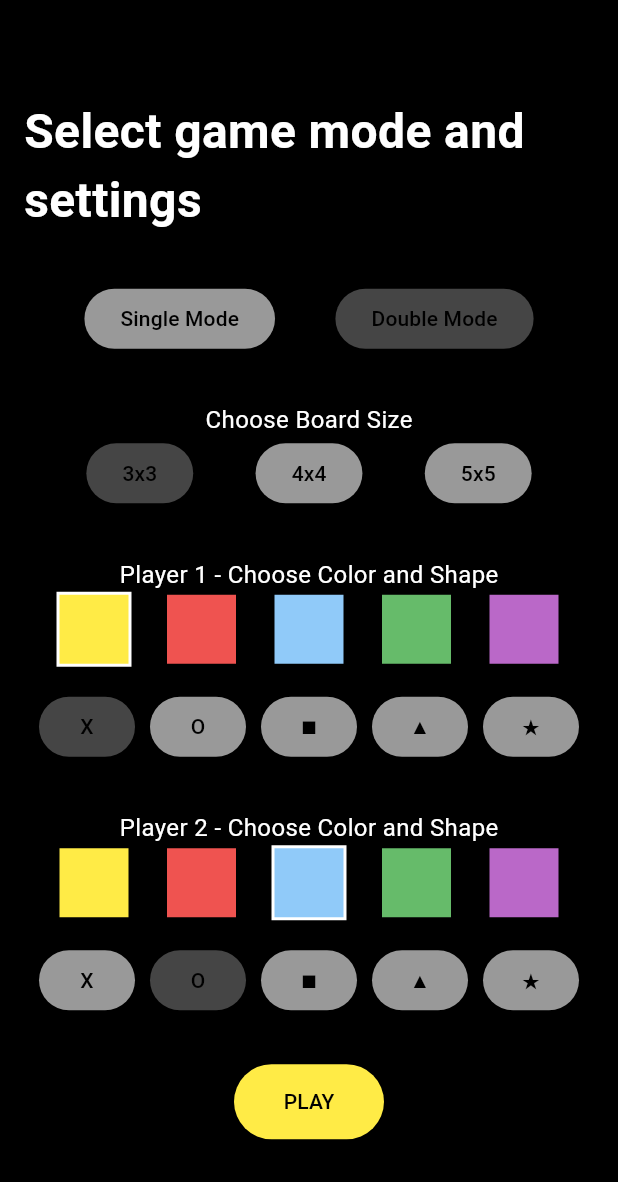
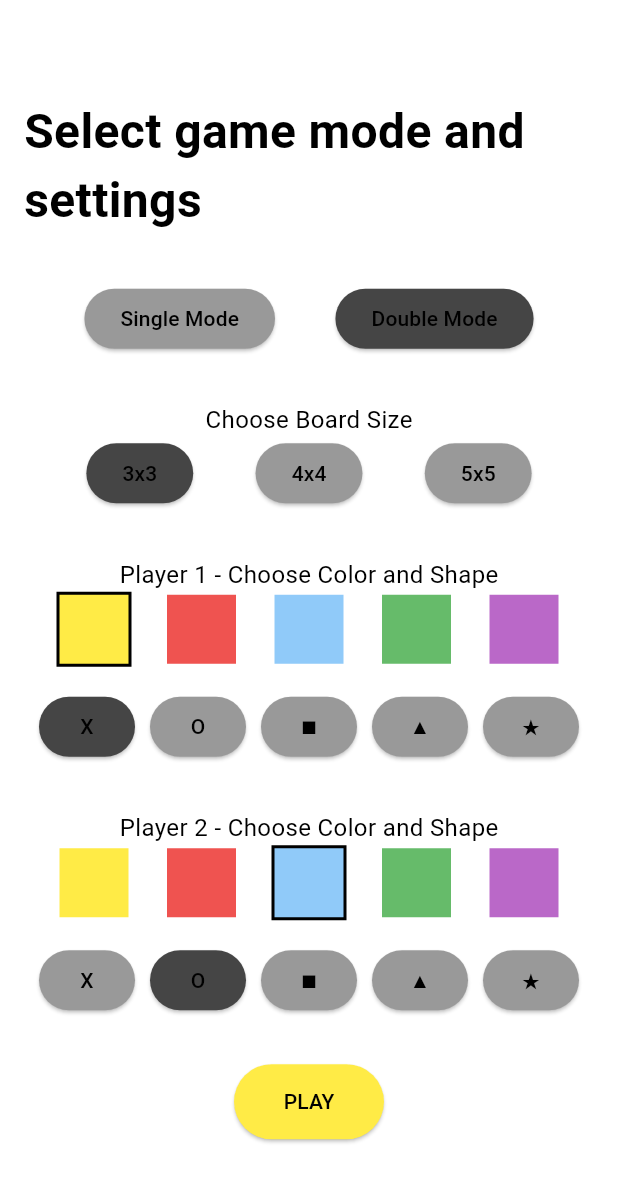
Before and after one commit to Klaudiaamarzec/Programowanie-Interfejsow-Mobilnych, a Flutter app: the screen it shows after launch, after a tap on "Double Mode", on a phone screen of 412 x 824 dp. Shown: the top 1182 px of the screen. Run offline on Flutter 3.47's test engine with Material 3 defaults, Android fonts, the phone set to English and light mode, and no system bars; Roboto replaces fonts that are missing (Default).

Commit message:
Repair UI

```diff
--- a/flutter_tictactoe/lib/StartScreen.dart
+++ b/flutter_tictactoe/lib/StartScreen.dart
@@ -44,7 +44,7 @@ class _StartScreenState extends State<StartScreen> {
   @override
   Widget build(BuildContext context) {
     return Scaffold(
-      backgroundColor: AppColors.backgroundColor,
+      backgroundColor: Theme.of(context).colorScheme.background,
       body: Center(
         child: Padding(
           padding: const EdgeInsets.all(16.0),
@@ -54,7 +54,7 @@ class _StartScreenState extends State<StartScreen> {
             children: [
               Text(
                 "Select game mode and settings",
-                style: AppTypography.headlineLarge.copyWith(color: AppColors.textColor),
+                style: AppTypography.headlineLarge.copyWith(color: Theme.of(context).colorScheme.onBackground),
                 textAlign: TextAlign.left,
               ),
               const SizedBox(height: 32),
@@ -67,7 +67,7 @@ class _StartScreenState extends State<StartScreen> {
                     onPressed: () => setState(() => selectedMode = GameMode.SINGLE_MODE),
                     style: ElevatedButton.styleFrom(
                       backgroundColor: selectedMode == GameMode.SINGLE_MODE ? AppColors.gray : AppColors.lightGray,
-                      foregroundColor: AppColors.backgroundColor,
+                      foregroundColor: Theme.of(context).colorScheme.onPrimary,
                     ),
                     child: Text("Single Mode"),
                   ),
@@ -75,7 +75,7 @@ class _StartScreenState extends State<StartScreen> {
                     onPressed: () => setState(() => selectedMode = GameMode.DOUBLE_MODE),
                     style: ElevatedButton.styleFrom(
                       backgroundColor: selectedMode == GameMode.DOUBLE_MODE ? AppColors.gray : AppColors.lightGray,
-                      foregroundColor: AppColors.backgroundColor,
+                      foregroundColor: Theme.of(context).colorScheme.onPrimary,
                     ),
                     child: Text("Double Mode"),
                   ),
@@ -85,7 +85,7 @@ class _StartScreenState extends State<StartScreen> {
               const SizedBox(height: 32),
 
               // Rozmiar planszy
-              Text("Choose Board Size", style: AppTypography.bodyMedium.copyWith(color: AppColors.textColor),),
+              Text("Choose Board Size", style: AppTypography.bodyMedium.copyWith(color: Theme.of(context).colorScheme.onBackground),),
               Row(
                 mainAxisAlignment: MainAxisAlignment.spaceEvenly,
                 children: [3, 4, 5].map((size) {
@@ -93,7 +93,7 @@ class _StartScreenState extends State<StartScreen> {
                     onPressed: () => setState(() => selectedBoardSize = size),
                     style: ElevatedButton.styleFrom(
                       backgroundColor: selectedBoardSize == size ? AppColors.gray : AppColors.lightGray,
-                      foregroundColor: AppColors.backgroundColor,
+                      foregroundColor: Theme.of(context).colorScheme.onPrimary,
                     ),
                     child: Text("${size}x$size"),
                   );
@@ -104,7 +104,7 @@ class _StartScreenState extends State<StartScreen> {
 
               // Kolor i kształt dla trybu Single Mode
               if (selectedMode == GameMode.SINGLE_MODE) ...[
-                Text("Choose Color and Shape", style: AppTypography.bodyMedium.copyWith(color: AppColors.textColor)),
+                Text("Choose Color and Shape", style: AppTypography.bodyMedium.copyWith(color: Theme.of(context).colorScheme.onBackground)),
 
                 // Wybór koloru
                 Row(
@@ -118,7 +118,7 @@ class _StartScreenState extends State<StartScreen> {
                         decoration: BoxDecoration(
                           color: color,
                           border: Border.all(
-                            color: player1Color == color ? AppColors.borderColor2 : AppColors.borderColor3,
+                            color: player1Color == color ? Theme.of(context).colorScheme.onBackground : Theme.of(context).colorScheme.background,
                             width: 2,
                           ),
                         ),
@@ -137,7 +137,7 @@ class _StartScreenState extends State<StartScreen> {
                       onPressed: () => setState(() => player1Shape = shape),
                       style: ElevatedButton.styleFrom(
                         backgroundColor: player1Shape == shape ? AppColors.gray : AppColors.lightGray,
-                        foregroundColor: AppColors.backgroundColor,
+                        foregroundColor: Theme.of(context).colorScheme.onPrimary,
                       ),
                       child: Text(shape.symbol),
                     );
@@ -147,7 +147,7 @@ class _StartScreenState extends State<StartScreen> {
 
               if (selectedMode == GameMode.DOUBLE_MODE) ...[
                 // Ustawienia dla gracza 1
-                Text("Player 1 - Choose Color and Shape", style: AppTypography.bodyMedium.copyWith(color: AppColors.textColor)),
+                Text("Player 1 - Choose Color and Shape", style: AppTypography.bodyMedium.copyWith(color: Theme.of(context).colorScheme.onBackground)),
                 Row(
                   mainAxisAlignment: MainAxisAlignment.spaceEvenly,
                   children: [AppColors.yellow200, AppColors.red200, AppColors.blue200, AppColors.green200, AppColors.purple200].map((color) {
@@ -161,7 +161,7 @@ class _StartScreenState extends State<StartScreen> {
                         decoration: BoxDecoration(
                           color: color,
                           border: Border.all(
-                            color: player1Color == color ? AppColors.borderColor2 : AppColors.borderColor3,
+                            color: player1Color == color ? Theme.of(context).colorScheme.onBackground : Theme.of(context).colorScheme.background,
                             width: 2,
                           ),
                         ),
@@ -181,7 +181,7 @@ class _StartScreenState extends State<StartScreen> {
                       }),
                       style: ElevatedButton.styleFrom(
                         backgroundColor: player1Shape == shape ? AppColors.gray : AppColors.lightGray,
-                        foregroundColor: AppColors.backgroundColor,
+                        foregroundColor: Theme.of(context).colorScheme.onPrimary,
                       ),
                       child: Text(shape.symbol),
                     );
@@ -190,7 +190,7 @@ class _StartScreenState extends State<StartScreen> {
 
                 const SizedBox(height: 32),
 
-                Text("Player 2 - Choose Color and Shape", style: AppTypography.bodyMedium.copyWith(color: AppColors.textColor)),
+                Text("Player 2 - Choose Color and Shape", style: AppTypography.bodyMedium.copyWith(color: Theme.of(context).colorScheme.onBackground)),
                 Row(
                   mainAxisAlignment: MainAxisAlignment.spaceEvenly,
                   children: [AppColors.yellow200, AppColors.red200, AppColors.blue200, AppColors.green200, AppColors.purple200].map((color) {
@@ -204,7 +204,7 @@ class _StartScreenState extends State<StartScreen> {
                         decoration: BoxDecoration(
                           color: color,
                           border: Border.all(
-                            color: player2Color == color ? AppColors.borderColor2 : AppColors.borderColor3,
+                            color: player2Color == color ? Theme.of(context).colorScheme.onBackground : Theme.of(context).colorScheme.background,
                             width: 2,
                           ),
                         ),
@@ -224,7 +224,7 @@ class _StartScreenState extends State<StartScreen> {
                       }),
                       style: ElevatedButton.styleFrom(
                         backgroundColor: player2Shape == shape ? AppColors.gray : AppColors.lightGray,
-                        foregroundColor: AppColors.backgroundColor,
+                        foregroundColor: Theme.of(context).colorScheme.onPrimary,
                       ),
                       child: Text(shape.symbol),
                     );
@@ -239,8 +239,8 @@ class _StartScreenState extends State<StartScreen> {
                 onPressed: startGame,
                 style: ElevatedButton.styleFrom(
                   minimumSize: Size(100, 50),
-                  backgroundColor: AppColors.yellow200,
-                  foregroundColor: AppColors.backgroundColor,
+                  backgroundColor: Theme.of(context).colorScheme.primary,
+                  foregroundColor: Theme.of(context).colorScheme.onPrimary,
                 ),
                 child: Text("PLAY"),
               ),
--- a/flutter_tictactoe/lib/main.dart
+++ b/flutter_tictactoe/lib/main.dart
@@ -1,5 +1,6 @@
 import 'package:flutter/material.dart';
 import 'StartScreen.dart';
+import 'ui/theme/theme.dart';
 
 void main() {
   runApp(TicTacToeApp());
@@ -9,6 +10,9 @@ class TicTacToeApp extends StatelessWidget {
   @override
   Widget build(BuildContext context) {
     return MaterialApp(
+      theme: AppTheme.lightTheme,
+      darkTheme: AppTheme.darkTheme,
+      themeMode: ThemeMode.system,
       home: StartScreen(),
     );
   }
--- a/flutter_tictactoe/lib/ui/theme/colors.dart
+++ b/flutter_tictactoe/lib/ui/theme/colors.dart
@@ -7,12 +7,13 @@ class AppColors {
   static const Color green200 = Color(0xFF66BB6A);
   static const Color purple200 = Color(0xFFBA68C8);
 
-  static const Color backgroundColor = Color(0xFF000000);
-  static const Color textColor = Color(0xFFFFFFFF);
+  static const Color backgroundColorDarkMode = Color(0xFF000000);
+  static const Color backgroundColorLightMode = Color(0xFFFFFFFF);
+
+  static const Color textColorDarkMode = Color(0xFFFFFFFF);
+  static const Color textColorLightMode = Color(0xFF000000);
 
   static const Color borderColor = Color(0xFFFFEB46);
-  static const Color borderColor2 = Color(0xFFFFFFFF);
-  static const Color borderColor3 = Color(0xFF000000);
 
   static const Color gray = Color(0xFF454545);
   static const Color lightGray = Color(0xFF999999);
```
Also changed, not shown: flutter_tictactoe/lib/GameScreen.dart (+33 -2 lines), flutter_tictactoe/lib/ResultScreen.dart (+6 -7 lines), flutter_tictactoe/lib/ui/theme/theme.dart (+6 -6 lines), 1 other file.
